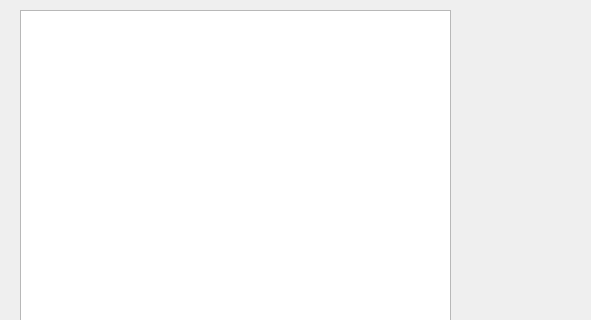
Old version of the form aula_24-create-read-file/mainwindow.ui in the repository cleberlecheta/qt-creator; both pictures show x 0 to 591 and y 0 to 320 of the 800 by 600 pixel window.
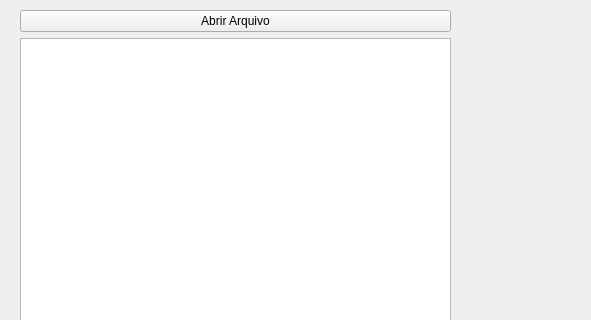
New version of the form.

Commit message: abrindo arquivos com caixa de diálogo

```diff
--- a/aula_24-create-read-file/mainwindow.ui
+++ b/aula_24-create-read-file/mainwindow.ui
@@ -14,7 +14,7 @@
    <string>MainWindow</string>
   </property>
   <widget class="QWidget" name="centralwidget">
-   <widget class="QWidget" name="">
+   <widget class="QWidget" name="layoutWidget">
     <property name="geometry">
      <rect>
       <x>20</x>
@@ -24,6 +24,13 @@
      </rect>
     </property>
     <layout class="QVBoxLayout" name="verticalLayout">
+     <item>
+      <widget class="QPushButton" name="pushButton">
+       <property name="text">
+        <string>Abrir Arquivo</string>
+       </property>
+      </widget>
+     </item>
      <item>
       <widget class="QPlainTextEdit" name="plainTextEdit"/>
      </item>
```
The commit also changes 2 other files.
